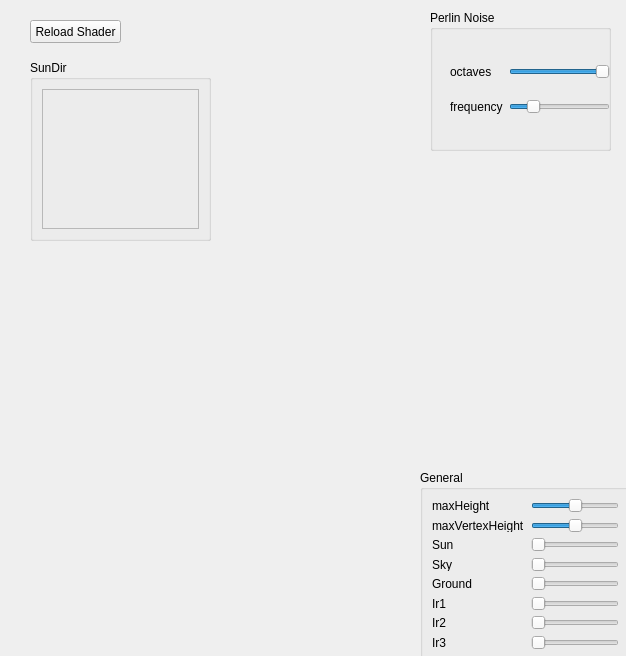
First picture: the form in src/SurfaceClouds.ui, repository skydave/sandbox, before the edit.
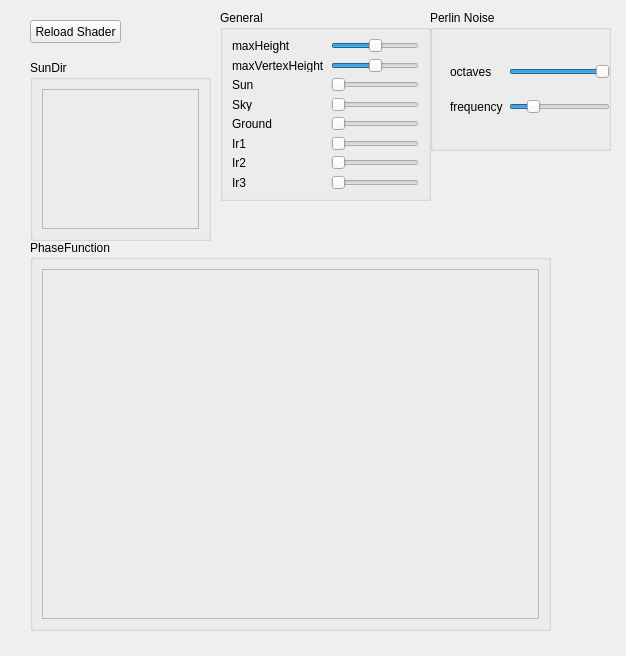
Second picture: the form after the edit.

```diff
--- a/src/SurfaceClouds.ui
+++ b/src/SurfaceClouds.ui
@@ -16,8 +16,8 @@
   <widget class="QGroupBox" name="groupBox">
    <property name="geometry">
     <rect>
-     <x>420</x>
-     <y>470</y>
+     <x>220</x>
+     <y>10</y>
      <width>211</width>
      <height>191</height>
     </rect>
@@ -138,8 +138,11 @@
       </item>
       <item row="1" column="1">
        <widget class="QSlider" name="maxVertexHeightSlider">
+        <property name="maximum">
+         <number>1000</number>
+        </property>
         <property name="value">
-         <number>50</number>
+         <number>500</number>
         </property>
         <property name="orientation">
          <enum>Qt::Horizontal</enum>
@@ -253,6 +256,31 @@
     </layout>
    </widget>
   </widget>
+  <widget class="QGroupBox" name="phaseFunctionGroup">
+   <property name="geometry">
+    <rect>
+     <x>30</x>
+     <y>240</y>
+     <width>521</width>
+     <height>391</height>
+    </rect>
+   </property>
+   <property name="title">
+    <string>PhaseFunction</string>
+   </property>
+   <layout class="QVBoxLayout" name="verticalLayout_2">
+    <item>
+     <widget class="QFrame" name="phaseFunctionFrame">
+      <property name="frameShape">
+       <enum>QFrame::StyledPanel</enum>
+      </property>
+      <property name="frameShadow">
+       <enum>QFrame::Raised</enum>
+      </property>
+     </widget>
+    </item>
+   </layout>
+  </widget>
  </widget>
  <resources/>
  <connections/>
```
